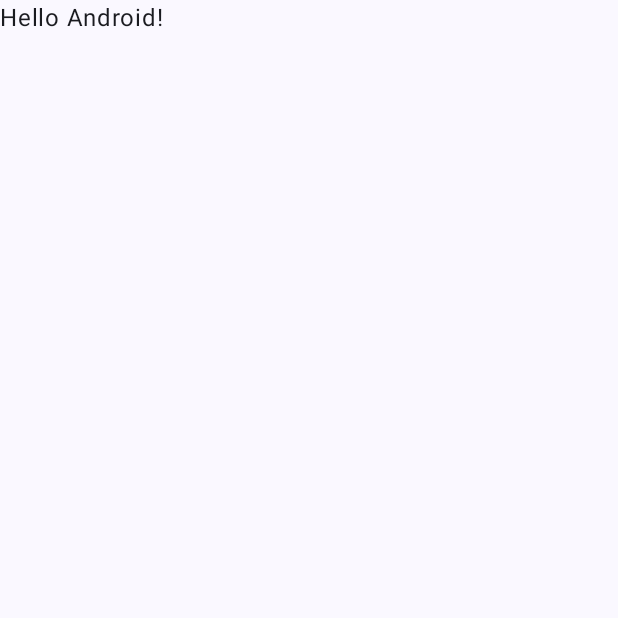
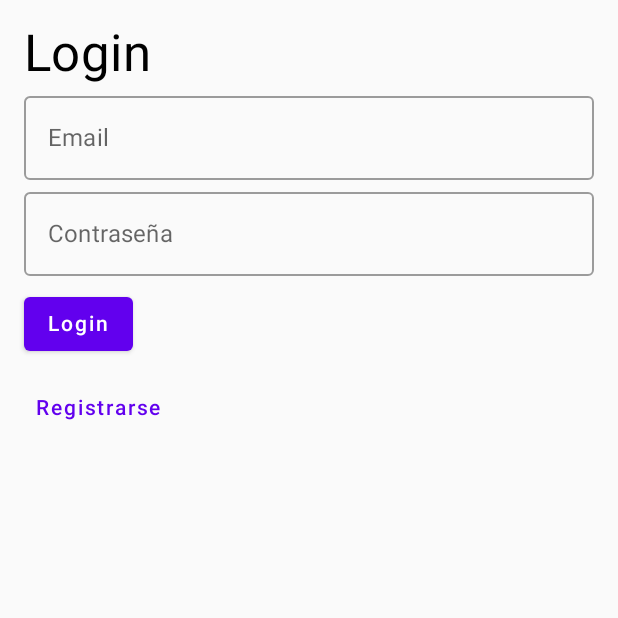
Before and after one commit to MarceloAcunaOsorio/APPSemana_5, an Android app built with Jetpack Compose: the screen it shows after launch (MainActivity), on a phone screen of 412 x 824 dp, the top half of it. Before the commit the part shown is almost empty. Run offline under Robolectric (Android 15) with nearby library versions, the phone set to English and light mode, and no system bars.

Commit message:
se crea login, registrarse y home

```diff
--- a/app/src/main/AndroidManifest.xml
+++ b/app/src/main/AndroidManifest.xml
@@ -13,6 +13,12 @@
         android:theme="@style/Theme.Semana_5"
         tools:targetApi="31">
         <activity
+            android:name=".RegistrarActivity"
+            android:exported="false" />
+        <activity
+            android:name=".LoginActivity"
+            android:exported="false" />
+        <activity
             android:name=".MainActivity"
             android:exported="true"
             android:label="@string/app_name"
--- a/app/src/main/java/com/marceloacuna/semana_5/MainActivity.kt
+++ b/app/src/main/java/com/marceloacuna/semana_5/MainActivity.kt
@@ -4,13 +4,7 @@ import android.os.Bundle
 import androidx.activity.ComponentActivity
 import androidx.activity.compose.setContent
 import androidx.activity.enableEdgeToEdge
-import androidx.compose.foundation.layout.fillMaxSize
-import androidx.compose.foundation.layout.padding
-import androidx.compose.material3.Scaffold
-import androidx.compose.material3.Text
-import androidx.compose.runtime.Composable
-import androidx.compose.ui.Modifier
-import androidx.compose.ui.tooling.preview.Preview
+import com.marceloacuna.semana_5.Pages.RegisterScreen
 import com.marceloacuna.semana_5.ui.theme.Semana_5Theme
 
 class MainActivity : ComponentActivity() {
@@ -18,30 +12,10 @@ class MainActivity : ComponentActivity() {
         super.onCreate(savedInstanceState)
         enableEdgeToEdge()
         setContent {
+
             Semana_5Theme {
-                Scaffold(modifier = Modifier.fillMaxSize()) { innerPadding ->
-                    Greeting(
-                        name = "Android",
-                        modifier = Modifier.padding(innerPadding)
-                    )
-                }
+                App()
+            }
             }
         }
     }
-}
-
-@Composable
-fun Greeting(name: String, modifier: Modifier = Modifier) {
-    Text(
-        text = "Hello $name!",
-        modifier = modifier
-    )
-}
-
-@Preview(showBackground = true)
-@Composable
-fun GreetingPreview() {
-    Semana_5Theme {
-        Greeting("Android")
-    }
-}
--- /dev/null
+++ b/app/src/main/java/com/marceloacuna/semana_5/MyAppNavigation.kt
@@ -0,0 +1,29 @@
+package com.marceloacuna.semana_5
+
+import androidx.compose.runtime.Composable
+import androidx.compose.runtime.getValue
+import androidx.compose.runtime.mutableStateOf
+import androidx.compose.runtime.remember
+import androidx.compose.runtime.setValue
+import com.marceloacuna.semana_5.Pages.HomeScreen
+import com.marceloacuna.semana_5.Pages.LoginScreen
+import com.marceloacuna.semana_5.Pages.RegisterScreen
+
+@Composable
+fun App() {
+    var currentScreen by remember { mutableStateOf("login") }
+
+    when (currentScreen) {
+        "login" -> LoginScreen(
+            onLoginSuccess = { currentScreen = "home"  },
+            onNavigateToRegister = { currentScreen = "register" }
+        )
+        "register" -> RegisterScreen(
+            onRegisterSuccess = { currentScreen = "login" }
+        )
+        "home" -> HomeScreen(
+            onNavigateToLogin = { currentScreen = "login" }
+        )
+
+    }
+}
--- /dev/null
+++ b/app/src/main/java/com/marceloacuna/semana_5/Pages/Login.kt
@@ -0,0 +1,75 @@
+package com.marceloacuna.semana_5.Pages
+
+import androidx.compose.foundation.layout.Column
+import androidx.compose.foundation.layout.Spacer
+import androidx.compose.foundation.layout.fillMaxWidth
+import androidx.compose.foundation.layout.height
+import androidx.compose.foundation.layout.padding
+import androidx.compose.foundation.text.KeyboardOptions
+import androidx.compose.material.Button
+import androidx.compose.material.MaterialTheme
+import androidx.compose.material.OutlinedTextField
+import androidx.compose.material.Text
+import androidx.compose.material.TextButton
+import androidx.compose.runtime.Composable
+import androidx.compose.runtime.getValue
+import androidx.compose.runtime.mutableStateOf
+import androidx.compose.runtime.remember
+import androidx.compose.runtime.setValue
+import androidx.compose.ui.Modifier
+import androidx.compose.ui.graphics.Color
+import androidx.compose.ui.text.input.KeyboardType
+import androidx.compose.ui.text.input.PasswordVisualTransformation
+import androidx.compose.ui.unit.dp
+import com.marceloacuna.semana_5.Model.UserDatabase
+
+@Composable
+fun LoginScreen(onLoginSuccess: () -> Unit, onNavigateToRegister: () -> Unit) {
+    var email by remember { mutableStateOf("") }
+    var password by remember { mutableStateOf("") }
+    var errorMessage by remember { mutableStateOf("") }
+
+    Column(modifier = Modifier.padding(16.dp)) {
+        Text(text = "Login", style = MaterialTheme.typography.h4)
+
+        OutlinedTextField(
+            value = email,
+            onValueChange = { email = it },
+            label = { Text("Email") },
+            keyboardOptions = KeyboardOptions.Default.copy(keyboardType = KeyboardType.Email),
+            modifier = Modifier.fillMaxWidth()
+        )
+
+        OutlinedTextField(
+            value = password,
+            onValueChange = { password = it },
+            label = { Text("Contraseña") },
+            visualTransformation = PasswordVisualTransformation(),
+            modifier = Modifier.fillMaxWidth()
+        )
+
+        Spacer(modifier = Modifier.height(8.dp))
+
+        Button(onClick = {
+            val user = UserDatabase.authenticate(email, password)
+            if (user != null) {
+                errorMessage = ""
+                onLoginSuccess() // Navigate to the home screen
+            } else {
+                errorMessage = "Invalid email or password"
+            }
+        }) {
+            Text("Login")
+        }
+
+        Spacer(modifier = Modifier.height(8.dp))
+
+        TextButton(onClick = onNavigateToRegister) {
+            Text("Registrarse")
+        }
+
+        if (errorMessage.isNotEmpty()) {
+            Text(text = errorMessage, color = Color.Red)
+        }
+    }
+}
```
Also changed, not shown: app/build.gradle.kts (+11 -0 lines), app/src/main/java/com/marceloacuna/semana_5/Model/User.kt (+23 -3 lines), app/src/main/java/com/marceloacuna/semana_5/Pages/Home.kt (added, +25 -0 lines), app/src/main/java/com/marceloacuna/semana_5/Pages/Registrar.kt (added, +123 -0 lines), app/src/main/res/layout/activity_login.xml (added, +10 -0 lines), app/src/main/res/layout/activity_registrar.xml (added, +10 -0 lines), gradle/libs.versions.toml (+10 -0 lines).
